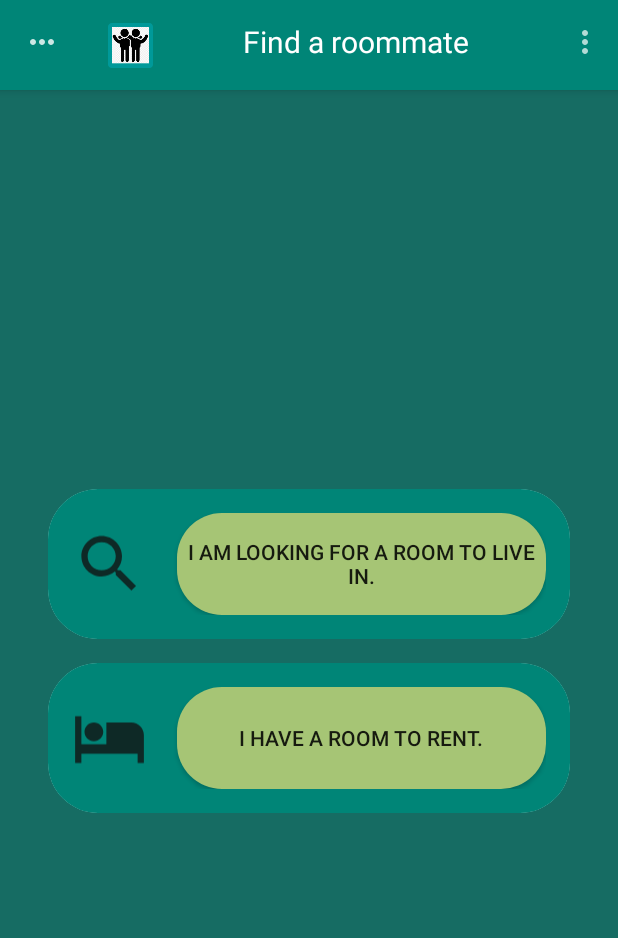
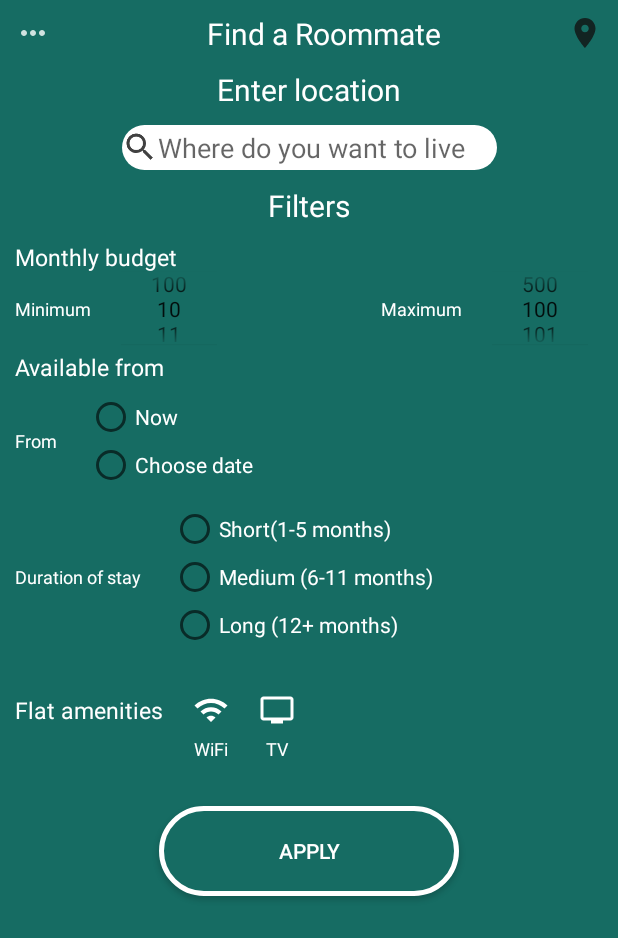
Before and after one commit to djuka10/FindARoommate, an Android app: the HomepageActivity screen opened directly, with no data from a screen before it, after a tap on "I AM LOOKING FOR A ROOM TO LIVE IN.", on a phone screen of 412 x 824 dp. Shown: the top 938 px of the screen. Run offline under Robolectric (Android 15) with nearby library versions, the phone set to English and light mode, and no system bars.

Commit message:
Added first version of search layout, some amenities images still missing

```diff
--- a/FindARoommateAndroid/app/src/main/AndroidManifest.xml
+++ b/FindARoommateAndroid/app/src/main/AndroidManifest.xml
@@ -49,6 +49,8 @@
                 <category android:name="android.intent.category.LAUNCHER" />
             </intent-filter>
         </activity>
+        <activity android:name=".activity.SearchActivity">
+        </activity>
     </application>
 
 </manifest>
--- a/FindARoommateAndroid/app/src/main/java/rs/ac/uns/ftn/findaroommate/activity/HomepageActivity.java
+++ b/FindARoommateAndroid/app/src/main/java/rs/ac/uns/ftn/findaroommate/activity/HomepageActivity.java
@@ -74,7 +74,9 @@ public class HomepageActivity extends AppCompatActivity {
         btnSearchAction.setOnClickListener(new View.OnClickListener() {
             @Override
             public void onClick(View v) {
-                Toast.makeText(HomepageActivity.this, "Search action", Toast.LENGTH_LONG).show();
+                //Toast.makeText(HomepageActivity.this, "Search action", Toast.LENGTH_LONG).show();
+                Intent settingsIntent = new Intent(HomepageActivity.this, SearchActivity.class);
+                startActivity(settingsIntent);
             }
         });
 
--- /dev/null
+++ b/FindARoommateAndroid/app/src/main/java/rs/ac/uns/ftn/findaroommate/activity/SearchActivity.java
@@ -0,0 +1,27 @@
+package rs.ac.uns.ftn.findaroommate.activity;
+
+import android.os.Bundle;
+import android.widget.NumberPicker;
+
+import androidx.appcompat.app.AppCompatActivity;
+
+import rs.ac.uns.ftn.findaroommate.R;
+
+public class SearchActivity extends AppCompatActivity {
+
+    @Override
+    protected void onCreate(Bundle savedInstanceState) {
+        super.onCreate(savedInstanceState);
+        setContentView(R.layout.activity_search);
+        NumberPicker npMin = findViewById(R.id.number_picker_min);
+
+        npMin.setMinValue(10);
+        npMin.setMaxValue(100);
+
+        NumberPicker npMax = findViewById(R.id.number_picker_max);
+
+        npMax.setMinValue(100);
+        npMax.setMaxValue(500);
+    }
+
+}
--- /dev/null
+++ b/FindARoommateAndroid/app/src/main/res/drawable/button_background.xml
@@ -0,0 +1,23 @@
+<?xml version="1.0" encoding="utf-8"?>
+<shape xmlns:android="http://schemas.android.com/apk/res/android" android:shape="rectangle" >
+    <corners
+        android:radius="50dp"
+        />
+    <solid
+        android:color="@color/colorPrimaryMonoComp"
+        />
+    <padding
+        android:left="0dp"
+        android:top="0dp"
+        android:right="0dp"
+        android:bottom="0dp"
+        />
+    <size
+        android:width="200dp"
+        android:height="60dp"
+        />
+    <stroke
+        android:width="3dp"
+        android:color="@color/colorPureWhite"
+        />
+</shape>
--- /dev/null
+++ b/FindARoommateAndroid/app/src/main/res/drawable/custom_edittext_background.xml
@@ -0,0 +1,12 @@
+<?xml version="1.0" encoding="utf-8"?>
+<shape xmlns:android="http://schemas.android.com/apk/res/android"
+    android:shape="rectangle"
+    android:padding="10dp">
+    <corners
+    android:bottomRightRadius="15dp"
+    android:bottomLeftRadius="15dp"
+    android:topLeftRadius="15dp"
+    android:topRightRadius="15dp"/>
+    <solid android:color="@color/colorPureWhite"/>
+
+</shape>
--- /dev/null
+++ b/FindARoommateAndroid/app/src/main/res/drawable/ic_tv_black_24dp.xml
@@ -0,0 +1,5 @@
+<vector android:height="24dp" android:tint="#FFFFFF"
+    android:viewportHeight="24.0" android:viewportWidth="24.0"
+    android:width="24dp" xmlns:android="http://schemas.android.com/apk/res/android">
+    <path android:fillColor="#FF000000" android:pathData="M21,3L3,3c-1.1,0 -2,0.9 -2,2v12c0,1.1 0.9,2 2,2h5v2h8v-2h5c1.1,0 1.99,-0.9 1.99,-2L23,5c0,-1.1 -0.9,-2 -2,-2zM21,17L3,17L3,5h18v12z"/>
+</vector>
--- /dev/null
+++ b/FindARoommateAndroid/app/src/main/res/drawable/ic_wifi_24dp.xml
@@ -0,0 +1,5 @@
+<vector android:height="24dp" android:tint="#FFFFFF"
+    android:viewportHeight="24.0" android:viewportWidth="24.0"
+    android:width="24dp" xmlns:android="http://schemas.android.com/apk/res/android">
+    <path android:fillColor="#FF000000" android:pathData="M1,9l2,2c4.97,-4.97 13.03,-4.97 18,0l2,-2C16.93,2.93 7.08,2.93 1,9zM9,17l3,3 3,-3c-1.65,-1.66 -4.34,-1.66 -6,0zM5,13l2,2c2.76,-2.76 7.24,-2.76 10,0l2,-2C15.14,9.14 8.87,9.14 5,13z"/>
+</vector>
--- /dev/null
+++ b/FindARoommateAndroid/app/src/main/res/layout/activity_search.xml
@@ -0,0 +1,315 @@
+<?xml version="1.0" encoding="utf-8"?>
+<androidx.constraintlayout.widget.ConstraintLayout xmlns:android="http://schemas.android.com/apk/res/android"
+    xmlns:app="http://schemas.android.com/apk/res-auto"
+    android:layout_width="match_parent"
+    android:layout_height="match_parent"
+    android:background="@color/colorPrimaryMonoComp">
+
+    <ImageView
+        android:id="@+id/iv_navigationDrawer"
+        android:layout_width="wrap_content"
+        android:layout_height="wrap_content"
+        android:layout_marginStart="10dp"
+        android:layout_marginTop="10dp"
+        android:src="@drawable/ic_dot"
+        app:layout_constraintStart_toStartOf="parent"
+        app:layout_constraintTop_toTopOf="parent"
+        />
+
+    <TextView
+        android:id="@+id/tv_find_roommate"
+        android:layout_width="wrap_content"
+        android:layout_height="wrap_content"
+        android:layout_marginStart="20dp"
+        android:text="@string/find_a_roommate"
+        android:textColor="@color/colorPureWhite"
+        android:textSize="20sp"
+        app:layout_constraintBottom_toBottomOf="@id/iv_navigationDrawer"
+        app:layout_constraintEnd_toStartOf="@id/iv_location"
+        app:layout_constraintStart_toEndOf="@id/iv_navigationDrawer"
+        app:layout_constraintTop_toTopOf="@id/iv_navigationDrawer"
+        />
+
+    <ImageView
+        android:id="@+id/iv_location"
+        android:layout_width="wrap_content"
+        android:layout_height="wrap_content"
+        android:layout_marginTop="10dp"
+        android:layout_marginEnd="10dp"
+        android:src="@drawable/ic_location"
+        app:layout_constraintEnd_toEndOf="parent"
+        app:layout_constraintTop_toTopOf="parent"
+        />
+
+    <TextView
+        android:id="@+id/tv_enterLocation"
+        android:layout_width="wrap_content"
+        android:layout_height="wrap_content"
+        android:text="@string/enter_location"
+        app:layout_constraintTop_toBottomOf="@id/tv_find_roommate"
+        app:layout_constraintStart_toStartOf="parent"
+        app:layout_constraintEnd_toEndOf="parent"
+        android:textSize="20sp"
+        android:textColor="@color/colorPureWhite"
+        android:layout_marginTop="10dp"
+        />
+
+    <EditText
+        android:id="@+id/et_search"
+        android:layout_width="250dp"
+        android:layout_height="30dp"
+        app:layout_constraintStart_toStartOf="parent"
+        app:layout_constraintEnd_toEndOf="parent"
+        app:layout_constraintTop_toBottomOf="@id/tv_enterLocation"
+        android:layout_marginTop="10dp"
+        android:background="@drawable/custom_edittext_background"
+        android:drawableStart="@drawable/ic_search"
+        android:hint="@string/where_do_you_want_to_live"
+        />
+
+    <TextView
+        android:id="@+id/tv_filters"
+        android:layout_width="wrap_content"
+        android:layout_height="wrap_content"
+        android:text="@string/filters"
+        app:layout_constraintTop_toBottomOf="@id/et_search"
+        app:layout_constraintStart_toStartOf="parent"
+        app:layout_constraintEnd_toEndOf="parent"
+        android:textSize="20sp"
+        android:textColor="@color/colorPureWhite"
+        android:layout_marginTop="10dp"
+        />
+
+    <TextView
+        android:id="@+id/tv_monthlyBudget"
+        android:layout_width="wrap_content"
+        android:layout_height="wrap_content"
+        android:text="@string/monthly_budget"
+        app:layout_constraintTop_toBottomOf="@id/tv_filters"
+        app:layout_constraintStart_toStartOf="parent"
+        android:textSize="15sp"
+        android:textColor="@color/colorPureWhite"
+        android:layout_marginTop="10dp"
+        android:layout_marginStart="10dp"
+        />
+
+    <TextView
+        android:id="@+id/tv_minimum"
+        android:layout_width="wrap_content"
+        android:layout_height="wrap_content"
+        android:text="@string/minimum"
+        app:layout_constraintTop_toBottomOf="@id/tv_monthlyBudget"
+        app:layout_constraintStart_toStartOf="parent"
+        android:textSize="12sp"
+        android:textColor="@color/colorPureWhite"
+        android:layout_marginTop="15dp"
+        android:layout_marginStart="10dp"
+        />
+
+    <NumberPicker
+        android:id="@+id/number_picker_min"
+        android:layout_width="wrap_content"
+        android:layout_height="50dp"
+        android:orientation="vertical"
+        app:layout_constraintStart_toEndOf = "@id/tv_minimum"
+        app:layout_constraintTop_toTopOf="@id/tv_minimum"
+        app:layout_constraintBottom_toBottomOf="@id/tv_minimum"
+        android:layout_marginStart="20dp"
+        />
+
+    <TextView
+        android:id="@+id/tv_maximum"
+        android:layout_width="wrap_content"
+        android:layout_height="wrap_content"
+        android:text="@string/maximum"
+        app:layout_constraintTop_toBottomOf="@id/tv_monthlyBudget"
+        app:layout_constraintEnd_toStartOf="@id/number_picker_max"
+        android:textSize="12sp"
+        android:textColor="@color/colorPureWhite"
+        android:layout_marginTop="15dp"
+        android:layout_marginEnd="20dp"
+        />
+
+    <NumberPicker
+        android:id="@+id/number_picker_max"
+        android:layout_width="wrap_content"
+        android:layout_height="50dp"
+        android:orientation="vertical"
+        app:layout_constraintEnd_toEndOf="parent"
+        app:layout_constraintTop_toTopOf="@id/tv_minimum"
+        app:layout_constraintBottom_toBottomOf="@id/tv_minimum"
+        android:layout_marginEnd="20dp"
+        />
+
+    <TextView
+        android:id="@+id/tv_availableFrom"
+        android:layout_width="wrap_content"
+        android:layout_height="wrap_content"
+        android:text="@string/available_from"
+        app:layout_constraintTop_toBottomOf="@id/tv_minimum"
+        app:layout_constraintStart_toStartOf="parent"
+        android:textSize="15sp"
+        android:textColor="@color/colorPureWhite"
+        android:layout_marginTop="20dp"
+        android:layout_marginStart="10dp"
+        />
+
+    <TextView
+        android:id="@+id/tv_from"
+        android:layout_width="wrap_content"
+        android:layout_height="wrap_content"
+        android:text="@string/from"
+        app:layout_constraintTop_toBottomOf="@id/tv_availableFrom"
+        app:layout_constraintStart_toStartOf="parent"
+        android:textSize="12sp"
+        android:textColor="@color/colorPureWhite"
+        android:layout_marginTop="30dp"
+        android:layout_marginStart="10dp"
+        />
+
+    <RadioGroup
+        android:id="@+id/radio_group"
+        android:layout_width="wrap_content"
+        android:layout_height="wrap_content"
+        app:layout_constraintTop_toTopOf="@id/tv_from"
+        app:layout_constraintBottom_toBottomOf="@id/tv_from"
+        app:layout_constraintStart_toEndOf="@id/tv_from"
+        android:layout_marginStart="20dp"
+        android:orientation="vertical">
+
+        <RadioButton
+            android:id="@+id/radio_button_now"
+            android:layout_width="wrap_content"
+            android:layout_height="wrap_content"
+            android:text="@string/now"
+            android:textColor="@color/colorPureWhite"/>
+
+        <RadioButton
+            android:id="@+id/radio_button_choose_date"
+            android:layout_width="wrap_content"
+            android:layout_height="wrap_content"
+            android:text="@string/choose_date"
+            android:textColor="@color/colorPureWhite"/>
+
+    </RadioGroup>
+
+    <TextView
+        android:id="@+id/tv_durationOfStay"
+        android:layout_width="wrap_content"
+        android:layout_height="wrap_content"
+        android:text="@string/duration_of_stay"
+        app:layout_constraintTop_toBottomOf="@id/radio_group"
+        app:layout_constraintStart_toStartOf="parent"
+        android:textSize="12sp"
+        android:textColor="@color/colorPureWhite"
+        android:layout_marginTop="50dp"
+        android:layout_marginStart="10dp"
+        />
+
+    <RadioGroup
+        android:id="@+id/radio_group_duration"
+        android:layout_width="wrap_content"
+        android:layout_height="wrap_content"
+        app:layout_constraintTop_toTopOf="@id/tv_durationOfStay"
+        app:layout_constraintBottom_toBottomOf="@id/tv_durationOfStay"
+        app:layout_constraintStart_toEndOf="@id/tv_durationOfStay"
+        android:layout_marginStart="20dp"
+        android:orientation="vertical"
+        >
+
+        <RadioButton
+            android:id="@+id/radio_button_short"
+            android:layout_width="wrap_content"
+            android:layout_height="wrap_content"
+            android:text="@string/short_1_5_months"
+            android:textColor="@color/colorPureWhite"/>
+
+        <RadioButton
+            android:id="@+id/radio_button_medium"
+            android:layout_width="wrap_content"
+            android:layout_height="wrap_content"
+            android:text="@string/medium_6_11_months"
+            android:textColor="@color/colorPureWhite"/>
+
+        <RadioButton
+            android:id="@+id/radio_button_long"
+            android:layout_width="wrap_content"
+            android:layout_height="wrap_content"
+            android:text="@string/long_12_months"
+            android:textColor="@color/colorPureWhite"/>
+    </RadioGroup>
+
+    <TextView
+        android:id="@+id/tv_flatAmenities"
+        android:layout_width="wrap_content"
+        android:layout_height="wrap_content"
+        android:text="@string/flat_amenities"
+        app:layout_constraintTop_toBottomOf="@id/radio_group_duration"
+        app:layout_constraintStart_toStartOf="parent"
+        android:textSize="15sp"
+        android:textColor="@color/colorPureWhite"
+        android:layout_marginTop="30dp"
+        android:layout_marginStart="10dp"
+        />
+
+    <ImageView
+    android:id="@+id/iv_wifi"
+    android:layout_width="wrap_content"
+    android:layout_height="wrap_content"
+    android:src="@drawable/ic_wifi_24dp"
+    app:layout_constraintBottom_toBottomOf="@id/tv_flatAmenities"
+    app:layout_constraintStart_toEndOf="@id/tv_flatAmenities"
+    app:layout_constraintTop_toTopOf="@id/tv_flatAmenities"
+    android:layout_marginStart="20dp"
+    />
+
+    <TextView
+        android:id="@+id/tv_wifi"
+        android:layout_width="wrap_content"
+        android:layout_height="wrap_content"
+        android:text="@string/wifi"
+        app:layout_constraintTop_toBottomOf="@id/iv_wifi"
+        app:layout_constraintStart_toStartOf="@id/iv_wifi"
+        app:layout_constraintEnd_toEndOf="@id/iv_wifi"
+        android:textSize="12sp"
+        android:textColor="@color/colorPureWhite"
+        android:layout_marginTop="5dp"
+        />
+
+    <ImageView
+        android:id="@+id/iv_tv"
+        android:layout_width="wrap_content"
+        android:layout_height="wrap_content"
+        android:src="@drawable/ic_tv_black_24dp"
+        app:layout_constraintBottom_toBottomOf="@id/iv_wifi"
+        app:layout_constraintStart_toEndOf="@id/iv_wifi"
+        app:layout_constraintTop_toTopOf="@id/iv_wifi"
+        android:layout_marginStart="20dp"
+        />
+
+    <TextView
+        android:id="@+id/tv_tv"
+        android:layout_width="wrap_content"
+        android:layout_height="wrap_content"
+        android:text="@string/tv"
+        app:layout_constraintTop_toBottomOf="@id/iv_tv"
+        app:layout_constraintStart_toStartOf="@id/iv_tv"
+        app:layout_constraintEnd_toEndOf="@id/iv_tv"
+        android:textSize="12sp"
+        android:textColor="@color/colorPureWhite"
+        android:layout_marginTop="5dp"
+        />
+
+    <Button
+        android:id="@+id/btn_apply"
+        android:layout_width="wrap_content"
+        android:layout_height="wrap_content"
+        app:layout_constraintTop_toBottomOf="@id/tv_tv"
+        app:layout_constraintStart_toStartOf="parent"
+        app:layout_constraintEnd_toEndOf="parent"
+        android:background="@drawable/button_background"
+        android:text="@string/apply"
+        android:textColor="@color/colorPureWhite"
+        android:layout_marginTop="30dp"
+        />
+</androidx.constraintlayout.widget.ConstraintLayout>
--- a/FindARoommateAndroid/app/src/main/res/values/strings.xml
+++ b/FindARoommateAndroid/app/src/main/res/values/strings.xml
@@ -67,6 +67,25 @@
     <string name="prefs_new_review_notif">new_review_notif</string>
     <string name="prefs_should_confirm_mail">should_confirm</string>
     <string name="prefs_should_request_mail">should_request</string>
+    <string name="find_a_roommate">Find a Roommate</string>
+    <string name="enter_location">Enter location</string>
+    <string name="where_do_you_want_to_live">Where do you want to live</string>
+    <string name="filters">Filters</string>
+    <string name="monthly_budget">Monthly budget</string>
+    <string name="minimum">Minimum</string>
+    <string name="maximum">Maximum</string>
+    <string name="from">From</string>
+    <string name="available_from">Available from</string>
+    <string name="now">Now</string>
+    <string name="choose_date">Choose date</string>
+    <string name="duration_of_stay">Duration of stay</string>
+    <string name="short_1_5_months">Short(1-5 months)</string>
+    <string name="medium_6_11_months">Medium (6-11 months)</string>
+    <string name="long_12_months">Long (12+ months)</string>
+    <string name="flat_amenities">Flat amenities</string>
+    <string name="tv">TV</string>
+    <string name="wifi">WiFi</string>
+    <string name="apply">Apply</string>
 
 
 </resources>
```
